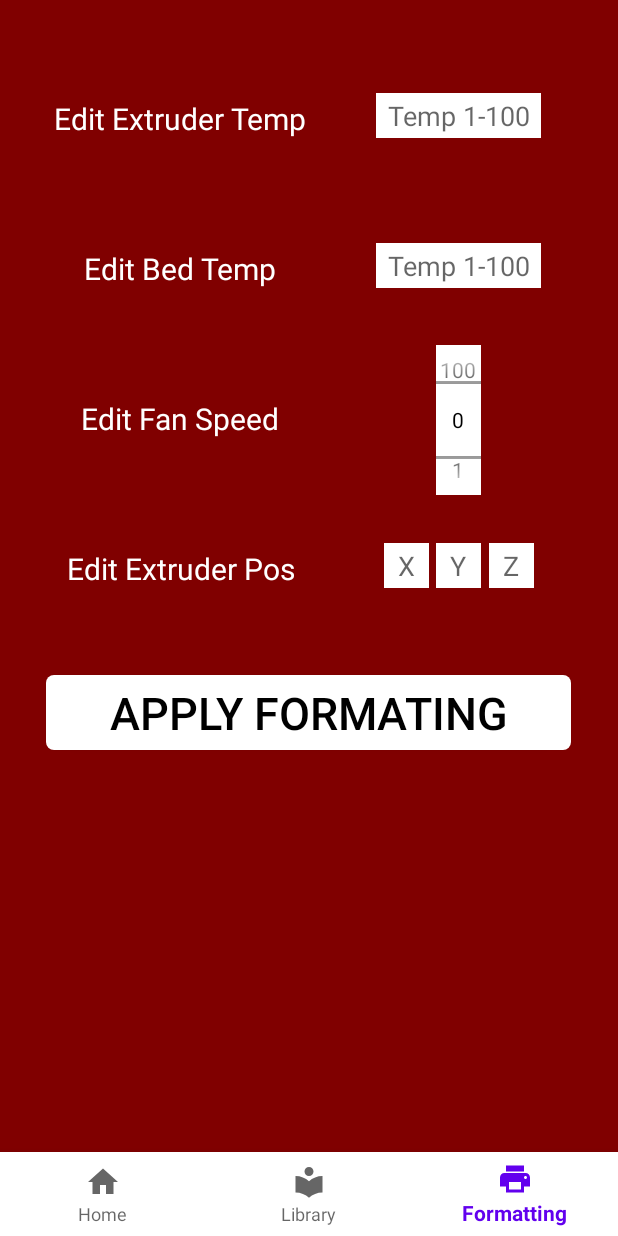
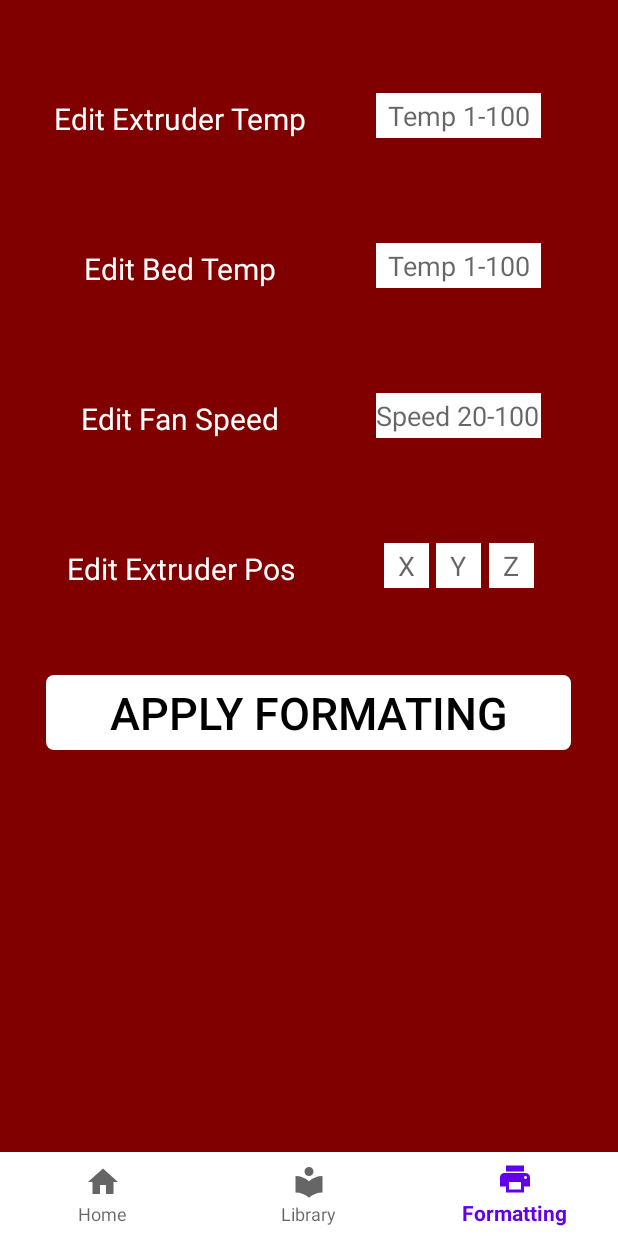
Before and after one commit to liusteven2/3D_Printer_1, an Android app: the screen it shows after launch (MainActivity), item 3 of the bottom bar chosen, on a phone screen of 412 x 824 dp. Run offline under Robolectric (Android 15) with nearby library versions, the phone set to English and light mode, and no system bars; our stand-ins replace Firebase (no records; nobody signed in at launch, a user with empty details on screens opened directly).

Commit message:
Working: recyclerview chooser, startprint variables to firebase working Need: home page onFirebaseChange change textview, bottomNav fragment to fragment communication, adjust fanspeed settings

```diff
--- /dev/null
+++ b/app/src/main/java/com/example/a3d_printer_1/BeginPrint.kt
@@ -0,0 +1,3 @@
+package com.example.a3d_printer_1
+
+data class BeginPrint(val beginPrint: String?=null, val fileUrl: String?=null)
--- a/app/src/main/java/com/example/a3d_printer_1/Formatting.kt
+++ b/app/src/main/java/com/example/a3d_printer_1/Formatting.kt
@@ -108,9 +108,11 @@ class Formatting : Fragment() {
 //        bedTemp.minValue = 0
 //        bedTemp.maxValue = 100
 
-        val fanSpeed : NumberPicker = view.findViewById(R.id.numPickerFanSpeed)
-        fanSpeed.minValue = 0
-        fanSpeed.maxValue = 100
+//        val fanSpeed : NumberPicker = view.findViewById(R.id.numPickerFanSpeed)
+//        fanSpeed.minValue = 0
+//        fanSpeed.maxValue = 100
+        val fanSpeed : EditText = view.findViewById(R.id.numPickerFanSpeed)
+        fanSpeed.filters = arrayOf<InputFilter>(MinMaxFilter(20,100))
 
         val xVal : EditText = view.findViewById(R.id.numPickerX)
         xVal.filters = arrayOf<InputFilter>(MinMaxFilter(1,300))
@@ -136,7 +138,7 @@ class Formatting : Fragment() {
 
 //        extTemp.setOnValueChangedListener { numberPicker, i, i2 ->  formatExtTemp = numberPicker.value.toString()}
 //        bedTemp.setOnValueChangedListener { numberPicker, i, i2 ->  formatBedTemp = numberPicker.value.toString()}
-        fanSpeed.setOnValueChangedListener { numberPicker, i, i2 ->  formatFanSpeed = numberPicker.value.toString()}
+//        fanSpeed.setOnValueChangedListener { numberPicker, i, i2 ->  formatFanSpeed = numberPicker.value.toString()}
 //        xVal.setOnValueChangedListener { numberPicker, i, i2 ->  formatXPos = numberPicker.value.toString()}
 //        yVal.setOnValueChangedListener { numberPicker, i, i2 ->  formatYPos = numberPicker.value.toString()}
 //        zVal.setOnValueChangedListener { numberPicker, i, i2 ->  formatZpos = numberPicker.value.toString()}
@@ -144,7 +146,7 @@ class Formatting : Fragment() {
         val btn : Button = view.findViewById(R.id.buttonApply)
         btn.setOnClickListener{
             database = FirebaseDatabase.getInstance().getReference("Printer Formatting")
-            val newFormat = PrinterControls(extTemp.text.toString(), bedTemp.text.toString(), formatFanSpeed, xVal.text.toString(), yVal.text.toString(), zVal.text.toString())
+            val newFormat = PrinterControls(extTemp.text.toString(), bedTemp.text.toString(), fanSpeed.text.toString(), xVal.text.toString(), yVal.text.toString(), zVal.text.toString())
             database.child("Format").setValue(newFormat).addOnSuccessListener {
                 Toast.makeText(activity, "Successfully Saved" + extTemp.text.toString(), Toast.LENGTH_SHORT).show();
             }.addOnFailureListener {
--- a/app/src/main/java/com/example/a3d_printer_1/Home.kt
+++ b/app/src/main/java/com/example/a3d_printer_1/Home.kt
@@ -2,6 +2,7 @@ package com.example.a3d_printer_1
 
 import android.os.Bundle
 import android.util.Log
+import android.util.TypedValue
 import androidx.fragment.app.Fragment
 import android.view.LayoutInflater
 import android.view.View
@@ -41,10 +42,13 @@ class Home : Fragment() {
 //            fragmentManager?.beginTransaction()?.replace(R.id.frame_layout,fragment)?.commit()
 //        }
         val view = inflater.inflate(R.layout.fragment_home, container, false)
-        val xPosDelivered : TextView = view.findViewById(R.id.xPosDelivered)
+//        val xPosDelivered : TextView = view.findViewById(R.id.xPosDelivered)
+        val nameOfFile : TextView = view.findViewById(R.id.nameOfFileToBePrinted)
         val args = this.arguments
-        val inputData = args?.get("data")
-        xPosDelivered.text = inputData.toString()
+//        val inputData = args?.get("data")
+        val name = args?.get("fileName")
+//        xPosDelivered.text = inputData.toString()
+        nameOfFile.text = name.toString()
         getUserData()
 //        xPosDeliveredFrag.text = xPosDeliveredFragTemporary
 //        for (position in list) {
@@ -54,7 +58,29 @@ class Home : Fragment() {
 //        xPosDelivered.text = fuck.x_pos
         val btn : Button = view.findViewById(R.id.button2)
         btn.setOnClickListener{
-            xPosDelivered.setText(fuck.x_pos.toString())
+//            xPosDelivered.setText(fuck.x_pos.toString())->
+            val fileUrl = args?.get("url").toString()
+            database = FirebaseDatabase.getInstance().getReference("Start Print")
+            val commencePrint = BeginPrint("true",fileUrl)
+            database.child("Command Print").setValue(commencePrint).addOnSuccessListener {
+                Toast.makeText(activity, "Begin Print!", Toast.LENGTH_LONG).show();
+            }.addOnFailureListener {
+                Toast.makeText(activity, "Begin Print Failed", Toast.LENGTH_SHORT).show();
+            }
+            btn.text = "Printing! Hold to cancel print."
+            btn.setTextSize(TypedValue.COMPLEX_UNIT_SP, 20F)
+        }
+        btn.setOnLongClickListener{
+            database = FirebaseDatabase.getInstance().getReference("Start Print")
+            val commencePrint = BeginPrint("false",null)
+            database.child("Command Print").setValue(commencePrint).addOnSuccessListener {
+                Toast.makeText(activity, "Cancel Print!", Toast.LENGTH_LONG).show();
+            }.addOnFailureListener {
+                Toast.makeText(activity, "Failed to Cancel Print", Toast.LENGTH_SHORT).show();
+            }
+            btn.text = "Start Print"
+            btn.setTextSize(TypedValue.COMPLEX_UNIT_SP, 30F)
+            true
         }
         return view
     }
--- a/app/src/main/res/layout/fragment_formatting.xml
+++ b/app/src/main/res/layout/fragment_formatting.xml
@@ -115,37 +115,39 @@
         android:textSize="20dp"
         android:textColor="@color/white" />
 
-    <LinearLayout
-        android:layout_width="wrap_content"
-        android:layout_height="wrap_content"
-        android:layout_gravity="center_horizontal"
-        android:layout_marginTop="230dp"
-        android:layout_marginLeft="100dp"
-        android:background="@color/white"
-        android:theme="@style/AppTheme.Picker">
+<!--    <LinearLayout-->
+<!--        android:layout_width="wrap_content"-->
+<!--        android:layout_height="wrap_content"-->
+<!--        android:layout_gravity="center_horizontal"-->
+<!--        android:layout_marginTop="230dp"-->
+<!--        android:layout_marginLeft="100dp"-->
+<!--        android:background="@color/white"-->
+<!--        android:theme="@style/AppTheme.Picker">-->
 
 
-        <NumberPicker
-            android:id="@+id/numPickerFanSpeed"
-            android:orientation="horizontal"
-            android:layout_width="30dp"
-            android:layout_height="100dp"
-            android:theme="@style/AppTheme.Picker">
+<!--        <NumberPicker-->
+<!--            android:id="@+id/numPickerFanSpeed"-->
+<!--            android:orientation="horizontal"-->
+<!--            android:layout_width="30dp"-->
+<!--            android:layout_height="100dp"-->
+<!--            android:theme="@style/AppTheme.Picker">-->
 
 
-        </NumberPicker>
+<!--        </NumberPicker>-->
 
-    </LinearLayout>
+<!--    </LinearLayout>-->
 
-<!--    <EditText-->
-<!--        android:id="@+id/numPickerFanSpeed"-->
-<!--        android:hint="Speed 20-100"-->
-<!--        android:layout_width="110dp"-->
-<!--        android:layout_height="45dp"-->
-<!--        android:layout_gravity="center_horizontal"-->
-<!--        android:layout_marginLeft="100dp"-->
-<!--        android:layout_marginTop="255dp"-->
-<!--        android:background="@color/white"></EditText>-->
+    <EditText
+        android:id="@+id/numPickerFanSpeed"
+        android:inputType="number"
+        android:hint="Speed 20-100"
+        android:layout_width="110dp"
+        android:layout_height="30dp"
+        android:layout_gravity="center_horizontal"
+        android:layout_marginLeft="100dp"
+        android:layout_marginTop="262dp"
+        android:textSize="18dp"
+        android:background="@color/white"></EditText>
 
 
 <!--    visual text and numPicker for Extruder Position-->
```
Also changed, not shown: app/src/main/java/com/example/a3d_printer_1/Library.kt (+39 -22 lines), app/src/main/java/com/example/a3d_printer_1/MyAdapter.kt (+22 -2 lines), app/src/main/res/layout/fragment_home.xml (+14 -13 lines), app/src/main/res/layout/fragment_library.xml (+33 -22 lines).
